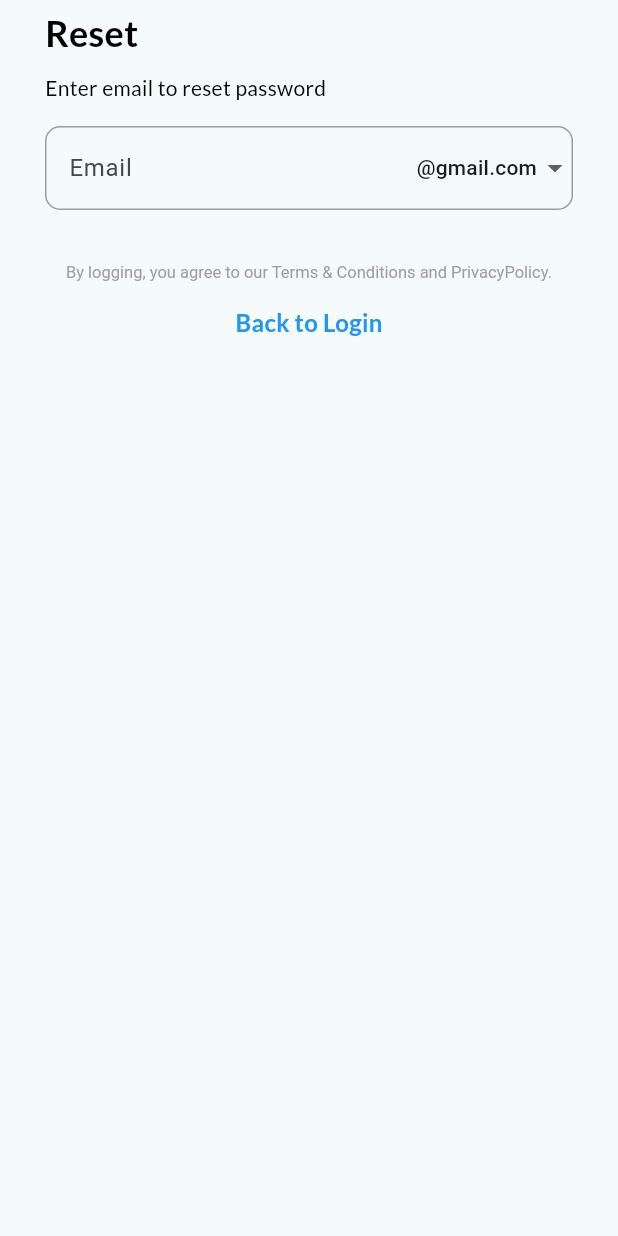
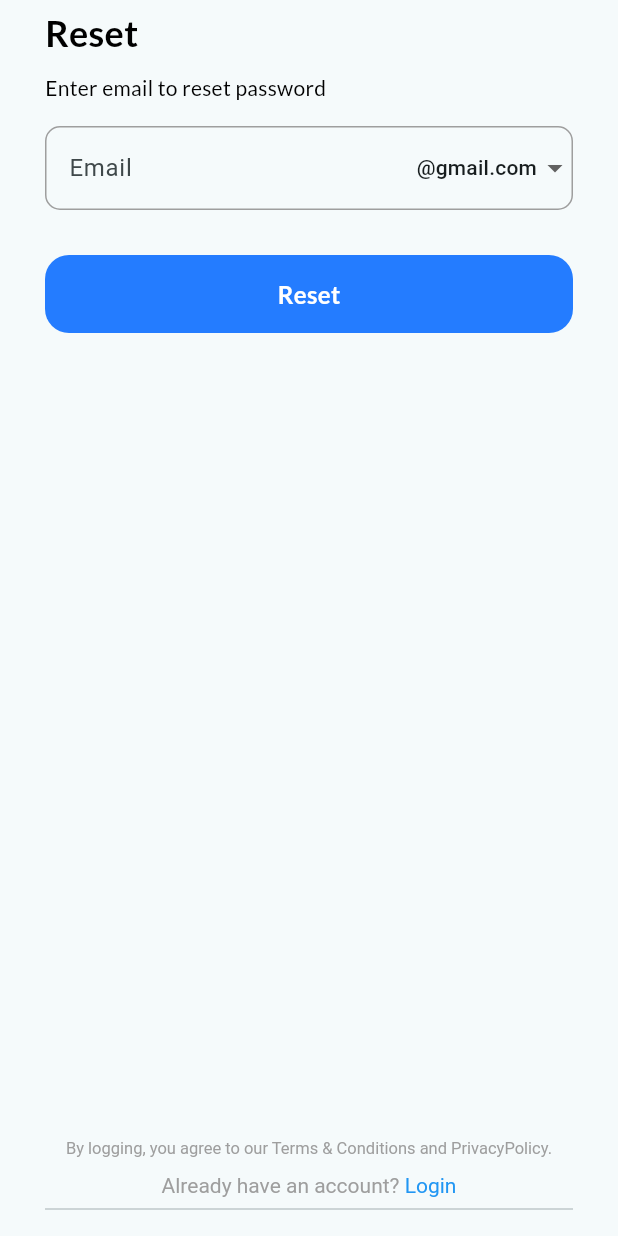
Before and after one commit to Sukhmeetsingh306/NFT_Trading, a Flutter app: the ForgetPasswordScreen screen opened directly, on a phone screen of 412 x 824 dp. Run offline on Flutter 3.47's test engine with Material 3 defaults, Android fonts, the phone set to English and light mode, and no system bars; our stand-ins replace google_fonts, intl_phone_field.

Commit message:
forget pass screen created

```diff
--- a/frontend/lib/screens/forgetPassword_screen.dart
+++ b/frontend/lib/screens/forgetPassword_screen.dart
@@ -3,6 +3,8 @@ import 'package:frontend/screens/login_screen.dart';
 import 'package:frontend/utils/space_utils.dart';
 
 import '../core/termsAndConditions_core.dart';
+import '../utils/buttons/signup_button.dart';
+import '../utils/navigation_utils.dart';
 import '../utils/text_utils.dart';
 
 class ForgetPasswordScreen extends StatefulWidget {
@@ -40,20 +42,26 @@ class _ForgetPasswordScreenState extends State<ForgetPasswordScreen> {
   }
 
   @override
+  @override
   Widget build(BuildContext context) {
     return Scaffold(
       body: SafeArea(
-        child: SingleChildScrollView(
         child: Padding(
-            padding: const EdgeInsets.only(
+          padding: EdgeInsets.only(
             left: 30,
             right: 30,
-              bottom: 15,
+            bottom: 10,
             top: 5,
           ),
+          child: SizedBox(
+            height: MediaQuery.of(context).size.height,
             child: Column(
-              mainAxisSize:
-                  MainAxisSize.min, // Ensure it takes only required space
+              children: [
+                Expanded(
+                  // Push content to the top
+                  child: SingleChildScrollView(
+                    child: Column(
+                      mainAxisSize: MainAxisSize.min,
                       children: [
                         Align(
                           alignment: Alignment.centerLeft,
@@ -114,7 +122,7 @@ class _ForgetPasswordScreenState extends State<ForgetPasswordScreen> {
                                                     style: TextStyle(
                                                       fontSize: 14,
                                                     ),
-                                          ), // Smaller dropdown icon
+                                                  ),
                                                 ],
                                               ),
                                             );
@@ -131,35 +139,59 @@ class _ForgetPasswordScreenState extends State<ForgetPasswordScreen> {
                                   ],
                                 ),
                               ),
+                              sizedBoxH15(),
+                              AppTextButton(
+                                buttonText: "Reset",
+                                onPressed: () async {
+                                  if (_formKey.currentState!.validate()) {
+                                    materialRouteNavigatorRep(
+                                      context,
+                                      LoginScreen(),
+                                    );
+                                  }
+                                },
+                              ),
                             ],
-                  ),
-                ),
-                sizedBoxH20(),
-                Align(
-                  alignment: Alignment.bottomCenter,
-                  child: Column(
-                    mainAxisSize: MainAxisSize.min,
-                    children: [
-                      const TermsAndConditionsText(),
-                      sizedBoxH15(),
-                      GestureDetector(
-                        onTap: () {
-                          Navigator.push(
-                            context,
-                            MaterialPageRoute(
-                              builder: (context) => const LoginScreen(),
-                            ),
-                          );
-                        },
-                        child: googleText(
-                          "Back to Login",
-                          fontWeight: FontWeight.bold,
-                          fontSize: 16,
-                          color: Colors.blue,
                           ),
                         ),
                       ],
                     ),
+                  ),
+                ),
+                // Bottom Section
+                Column(
+                  mainAxisSize: MainAxisSize.min,
+                  children: [
+                    const TermsAndConditionsText(),
+                    sizedBoxH10(),
+                    Center(
+                      child: GestureDetector(
+                        onTap: () {
+                          materialRouteNavigatorRep(
+                            context,
+                            LoginScreen(),
+                          );
+                        },
+                        child: RichText(
+                          textAlign: TextAlign.center,
+                          text: TextSpan(
+                            children: [
+                              textSpan(
+                                'Already have an account?',
+                                fontSize: 14,
+                              ),
+                              textSpan(
+                                ' Login',
+                                color: Colors.blue,
+                                fontSize: 14,
+                              ),
+                            ],
+                          ),
+                        ),
+                      ),
+                    ),
+                    Divider(),
+                  ],
                 ),
               ],
             ),
```
Lines whose indentation alone changed are shown as unchanged.
